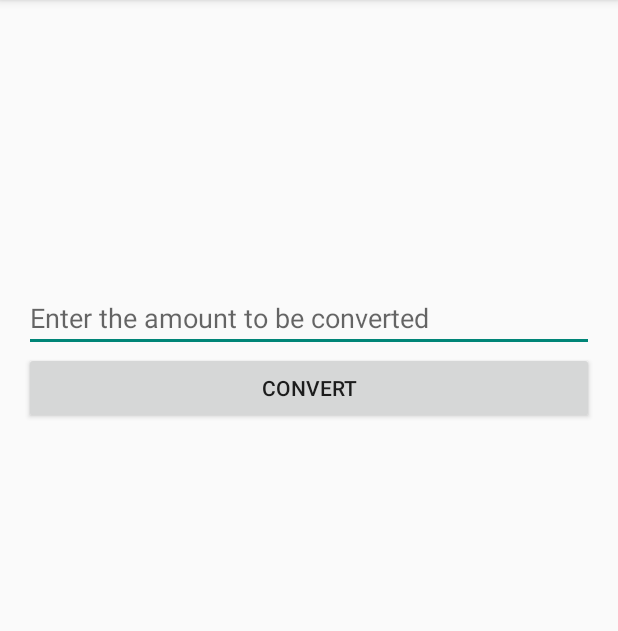
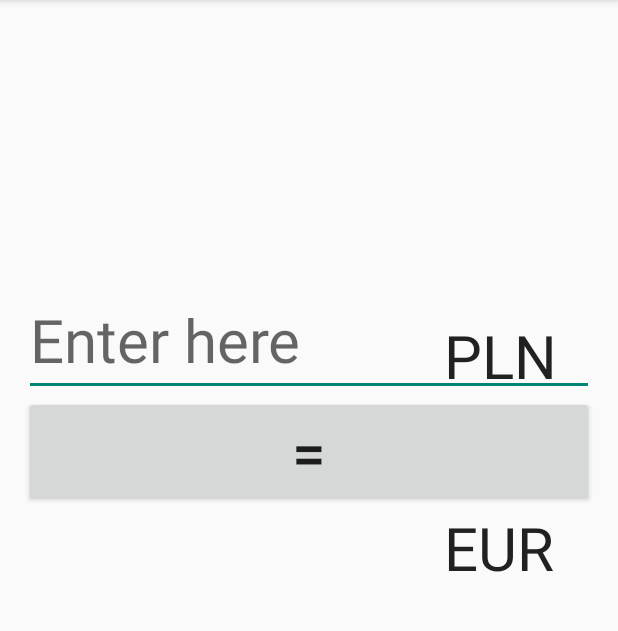
Before and after one commit to nghilevi/android-polish-zloty-euro-conversion-app, an Android app: the screen it shows after launch (MainActivity), on a phone screen of 412 x 824 dp, the part 84-715 px from its top. Run offline under Robolectric (Android 15) with nearby library versions, the phone set to English and light mode, and no system bars.

Commit message:
Beta version released

```diff
--- a/Polish2Euro/app/src/main/AndroidManifest.xml
+++ b/Polish2Euro/app/src/main/AndroidManifest.xml
@@ -1,6 +1,10 @@
 <?xml version="1.0" encoding="utf-8"?>
 <manifest xmlns:android="http://schemas.android.com/apk/res/android"
     package="com.github.polish2euro.app" >
+
+    <!--http://www.androidhive.info/2012/01/android-json-parsing-tutorial/-->
+    <!-- Internet permission -->
+    <uses-permission android:name="android.permission.INTERNET" />
 
     <application
         android:allowBackup="true"
--- a/Polish2Euro/app/src/main/java/com/github/polish2euro/app/MainActivity.java
+++ b/Polish2Euro/app/src/main/java/com/github/polish2euro/app/MainActivity.java
@@ -1,62 +1,113 @@
 package com.github.polish2euro.app;
 
+import android.app.Activity;
+import android.app.ProgressDialog;
+import android.content.Context;
+import android.os.AsyncTask;
 import android.support.v7.app.ActionBarActivity;
 import android.os.Bundle;
 import android.view.Menu;
 import android.view.MenuItem;
-import org.json.JSONException;
-import org.json.JSONObject;
 
 import android.view.View;
+import android.view.inputmethod.InputMethodManager;
 import android.widget.Button;
 import android.widget.EditText;
 import android.widget.TextView;
 
 public class MainActivity extends ActionBarActivity{
-    private static String url = "http://rate-exchange.appspot.com/currency?from=PLN&to=EUR";
-    private static final String PLN_TO_EUR_RATE = "rate";
-    Button convertButton = (Button) findViewById(R.id.convert);
-    EditText polishCurrency=(EditText)findViewById(R.id.polishCurrency);
-
-    int plnToEurRate;
-    int pln;
-    int result;
+    private static String URL;
+    private static String PLN_TO_EUR_RATE_CODE;
+    TextView eurTextView;
+    EditText plnEditText;
+    double plnDoubleValue;
+    double plnToEurRate;
+    double eurDoubleValue;
+    int iCount;
 
     @Override
     protected void onCreate(Bundle savedInstanceState) {
         super.onCreate(savedInstanceState);
+        URL = "http://rate-exchange.appspot.com/currency?from=PLN&to=EUR";
+        PLN_TO_EUR_RATE_CODE = "rate";
+        plnToEurRate=0.237;
         setContentView(R.layout.activity_main);
 
-        /*JSONParser jParser = new JSONParser();
+        eurTextView =((TextView)findViewById(R.id.result));
+        plnEditText =(EditText)findViewById(R.id.polishCurrency);
 
-        try {
-            // get JSON Object (not JSON Array) data from URL
-            JSONObject jsonObject = jParser.getJSONFromUrl(url);
-            plnToEurRate = jsonObject.getInt(PLN_TO_EUR_RATE);
-        }
-        catch (JSONException e) {
-            e.printStackTrace();
-        }*/
+        final Button convertButton = (Button) findViewById(R.id.convert);
+        convertButton.setOnClickListener(new View.OnClickListener() {
+            public void onClick(View v) {
+                plnDoubleValue =Double.parseDouble(plnEditText.getText().toString());
 
-        convertButton.setOnClickListener(new View.OnClickListener() {
-            @Override
-            public void onClick(View v) {
-                /*if(polishCurrency != null) {
-                    pln = Integer.parseInt(polishCurrency.getText().toString());
-                } else {
-                    pln=0;
-                }*/
-                //result=pln*plnToEurRate;
-                result=0;
-               // ((TextView)findViewById(R.id.polishCurrency)).setText(result);
+                //new ProgressTask(MainActivity.this).execute();
+
+
+                eurDoubleValue= plnDoubleValue *plnToEurRate;
+
+                plnEditText.setText(Double.toString(plnDoubleValue));
+                eurTextView.setText(Double.toString( Math.round(eurDoubleValue * 100.0) / 100.0));
+
+                InputMethodManager imm = (InputMethodManager) getSystemService(Context.INPUT_METHOD_SERVICE);
+                imm.showSoftInput(plnEditText, InputMethodManager.SHOW_IMPLICIT);
             }
         });
 
+
+    }
+
+    private class ProgressTask extends AsyncTask<String, Void, Boolean> {
+        private ProgressDialog dialog;
+        private Activity activity;
+        private Context context;
+
+        public ProgressTask(Activity activity) {
+            this.activity = activity;
+            context = activity;
+            dialog = new ProgressDialog(context);
+        }
+
+        protected void onPreExecute() {
+            this.dialog.setMessage("Progress start");
+            this.dialog.show();
+        }
+
+        @Override
+        protected void onPostExecute(final Boolean success) {
+            if (dialog.isShowing()) {
+                dialog.dismiss();
+            }
+        }
+
+
+        @Override
+        protected Boolean doInBackground(String... params) {
+            /*JSONParser jParser = new JSONParser();
+            JSONObject jsonObject = jParser.getJSONFromUrl(URL);
+            plnToEurRate=0.237;
+            try {
+                // get JSON Object (not JSON Array) data from URL
+                JSONObject jsonObject = jParser.getJSONFromUrl(URL);
+                plnToEurRate = jsonObject.getInt(PLN_TO_EUR_RATE_CODE);
+            }
+            catch (JSONException e) {
+                e.printStackTrace();
+            }
+            result= plnDoubleValue *plnToEurRate;
+            try {
+                Thread.sleep(1000);
+            } catch (InterruptedException e) {
+                e.printStackTrace();
+            }
+            plnEditText.setText(Double.toString(result) + " PLN");
+            eurEditText.setText(Double.toString(plnDoubleValue) + " EUR");*/
+            return null;
+        }
     }
 
     @Override
     public boolean onCreateOptionsMenu(Menu menu) {
-
         // Inflate the menu; this adds items to the action bar if it is present.
         getMenuInflater().inflate(R.menu.main, menu);
         return true;
--- a/Polish2Euro/app/src/main/res/layout/activity_main.xml
+++ b/Polish2Euro/app/src/main/res/layout/activity_main.xml
@@ -16,16 +16,24 @@
         android:id="@+id/polishCurrency"
         android:layout_alignParentTop="true"
         android:layout_marginTop="173dp"
-        android:hint="Enter the amount to be converted" />
+        android:hint="Enter here"
+        android:editable="true"
+        android:textSize="40dp"
+        android:textIsSelectable="true"
+        android:layout_centerInParent="true" />
 
     <Button
-        android:layout_width="match_parent"
+        android:layout_width="wrap_content"
         android:layout_height="wrap_content"
-        android:text="Convert"
+        android:text="="
         android:id="@+id/convert"
         android:layout_below="@+id/polishCurrency"
         android:layout_alignParentLeft="true"
-        android:layout_alignParentStart="true" />
+        android:layout_alignParentStart="true"
+        android:textSize="40dp"
+        android:layout_alignRight="@+id/polishCurrency"
+        android:layout_alignEnd="@+id/polishCurrency"
+        android:layout_centerInParent="true" />
 
     <TextView
         android:layout_width="match_parent"
@@ -33,7 +41,38 @@
         android:textAppearance="?android:attr/textAppearanceLarge"
         android:id="@+id/result"
         android:layout_below="@+id/convert"
-        android:layout_alignParentLeft="true"
-        android:layout_alignParentStart="true" />
+        android:textSize="40dp"
+        android:layout_centerInParent="true" />
+
+    <TextView
+        android:layout_width="wrap_content"
+        android:layout_height="wrap_content"
+        android:textAppearance="?android:attr/textAppearanceLarge"
+        android:text="PLN"
+        android:id="@+id/textView"
+        android:textSize="40dp"
+        android:layout_above="@+id/convert"
+        android:layout_gravity="right"
+        android:layout_alignRight="@+id/polishCurrency"
+        android:layout_alignEnd="@+id/polishCurrency"
+        android:width="100dp"
+        android:textAlignment="textEnd"
+        android:paddingEnd="0dp"
+        android:layout_centerInParent="true" />
+
+    <TextView
+        android:layout_width="wrap_content"
+        android:layout_height="wrap_content"
+        android:textAppearance="?android:attr/textAppearanceLarge"
+        android:text="EUR"
+        android:id="@+id/textView2"
+        android:layout_alignTop="@+id/result"
+        android:layout_alignRight="@+id/result"
+        android:layout_alignEnd="@+id/result"
+        android:textSize="40dp"
+        android:layout_alignLeft="@+id/textView"
+        android:layout_alignStart="@+id/textView"
+        android:layout_centerInParent="true" />
+
 
 </RelativeLayout>
```
Also changed, not shown: Polish2Euro/app/src/main/res/drawable-hdpi/ic_launcher.png, Polish2Euro/app/src/main/res/drawable-mdpi/ic_launcher.png (deleted), Polish2Euro/app/src/main/res/drawable-xhdpi/ic_launcher.png (deleted), Polish2Euro/app/src/main/res/drawable-xxhdpi/ic_launcher.png (deleted).
